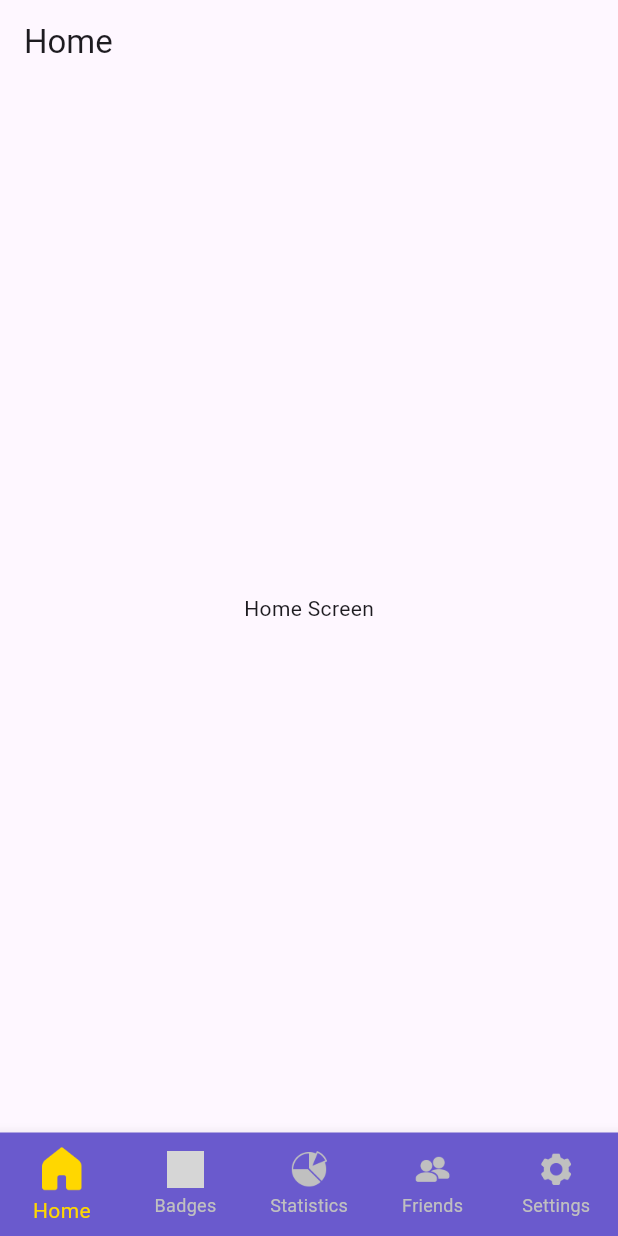
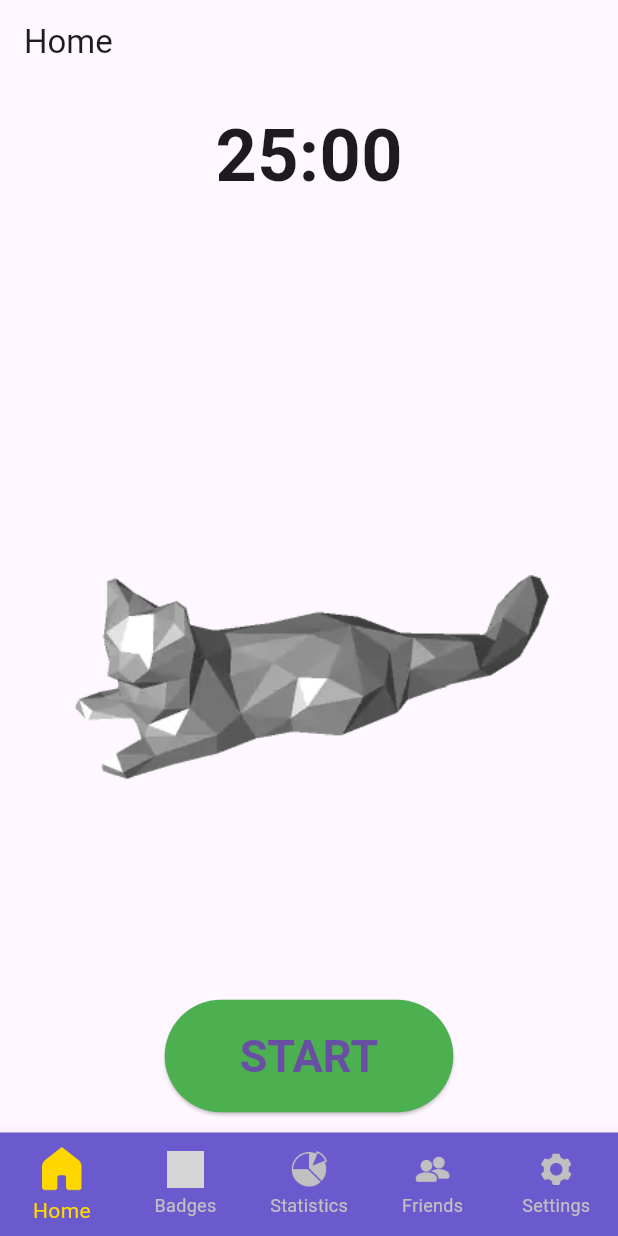
Before and after one commit to susiecamazotz/focusbuddy, a Flutter app: the screen it shows after launch, on a phone screen of 412 x 824 dp. Run offline on Flutter 3.47's test engine with Material 3 defaults, Android fonts, the phone set to English and light mode, and no system bars; grey boxes are pictures that could not be loaded.

Commit message:
updated home screen

```diff
--- a/lib/screens/home_screen.dart
+++ b/lib/screens/home_screen.dart
@@ -1,15 +1,70 @@
 import 'package:flutter/material.dart';
+import 'dart:async';
 
-class HomeScreen extends StatelessWidget {
+class HomeScreen extends StatefulWidget {
+  @override
+  _HomeScreenState createState() => _HomeScreenState();
+}
+
+class _HomeScreenState extends State<HomeScreen> {
+  static const maxSeconds = 25 * 60;
+  int seconds = maxSeconds;
+
+  Timer? timer;
+
+  void startTimer() {
+    timer = Timer.periodic(Duration(seconds: 1), (_) {
+      if (seconds > 0) {
+        setState(() {
+          seconds--;
+        });
+      } else {
+        timer?.cancel();
+      }
+    });
+  }
+
+  @override
+  void dispose() {
+    timer?.cancel();
+    super.dispose();
+  }
+
   @override
   Widget build(BuildContext context) {
-    // Build your home screen widget here.
     return Scaffold(
       appBar: AppBar(
         title: Text('Home'),
       ),
       body: Center(
-        child: Text('Home Screen'),
+        child: Column(
+          mainAxisAlignment: MainAxisAlignment.center,
+          children: [
+            Text(
+              '${(seconds ~/ 60).toString().padLeft(2, '0')}:${(seconds % 60).toString().padLeft(2, '0')}',
+              style: TextStyle(
+                fontSize: 48,
+                fontWeight: FontWeight.bold,
+              ),
+            ),
+            SizedBox(height: 20),
+            Image.asset(
+                'assets/pets/cat.png'), // Panda icon replaced by cat icon
+            SizedBox(height: 20),
+            ElevatedButton(
+              onPressed: () => startTimer(),
+              child: Text('START'),
+              style: ElevatedButton.styleFrom(
+                primary: Colors.green, // Start button color
+                padding: EdgeInsets.symmetric(horizontal: 50, vertical: 20),
+                textStyle: TextStyle(
+                  fontSize: 30,
+                  fontWeight: FontWeight.bold,
+                ),
+              ),
+            ),
+          ],
+        ),
       ),
     );
   }
--- a/pubspec.yaml
+++ b/pubspec.yaml
@@ -57,6 +57,7 @@ dev_dependencies:
 flutter:
   assets:
     - assets/icons/
+    - assets/pets/
 
   # The following line ensures that the Material Icons font is
   # included with your application, so that you can use the icons in
```
Also changed, not shown: assets/pets/cat.png (added).
